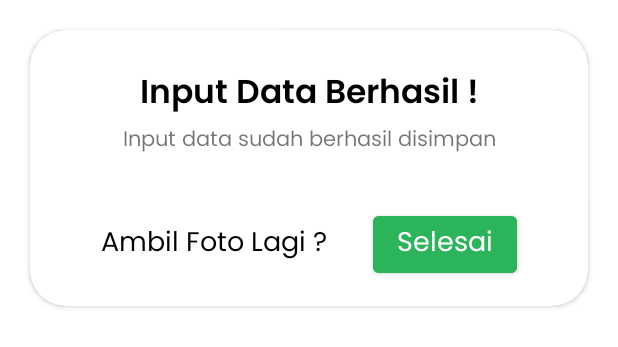
After one commit to Rifqips/GeoforestMaps, an Android app: the layout dialog_confirm_save_data.xml on its own in the app's theme, with its tools: preview values and no code run, on a phone screen of 412 x 824 dp. The commit adds this screen. Shown: the top 347 px of the screen. Run offline under Robolectric (Android 15) with nearby library versions, the phone set to English and light mode, and no system bars.

Commit message:
refactor
slicing and set code for check data fragment

```diff
--- a/app/build.gradle.kts
+++ b/app/build.gradle.kts
@@ -90,4 +90,7 @@ dependencies {
 
     // otp toast
     implementation("io.github.muddz:styleabletoast:2.4.0")
+
+    // coil
+    implementation("io.coil-kt:coil:2.4.0")
 }
--- /dev/null
+++ b/app/src/main/res/layout/dialog_confirm_save_data.xml
@@ -0,0 +1,75 @@
+<?xml version="1.0" encoding="utf-8"?>
+<androidx.cardview.widget.CardView xmlns:android="http://schemas.android.com/apk/res/android"
+    xmlns:app="http://schemas.android.com/apk/res-auto"
+    android:layout_width="match_parent"
+    android:layout_height="wrap_content"
+    android:layout_margin="20dp"
+    android:orientation="vertical"
+    app:cardCornerRadius="24dp">
+
+    <androidx.constraintlayout.widget.ConstraintLayout
+        android:layout_width="match_parent"
+        android:layout_height="wrap_content">
+
+        <TextView
+            android:id="@+id/dialog_title"
+            android:layout_width="wrap_content"
+            android:layout_height="wrap_content"
+            android:layout_gravity="center"
+            android:layout_marginTop="24dp"
+            android:fontFamily="@font/poppins_semibold"
+            android:text="Input Data Berhasil !"
+            android:textColor="@color/black"
+            android:textSize="22sp"
+            app:layout_constraintEnd_toEndOf="parent"
+            app:layout_constraintStart_toStartOf="parent"
+            app:layout_constraintTop_toTopOf="parent" />
+
+        <TextView
+            android:id="@+id/tv_dialog_desc"
+            android:layout_width="match_parent"
+            android:layout_height="wrap_content"
+            android:layout_marginHorizontal="20dp"
+            android:fontFamily="@font/poppins"
+            android:gravity="center"
+            android:text="Input data sudah berhasil disimpan"
+            android:textSize="14sp"
+            app:layout_constraintEnd_toEndOf="parent"
+            app:layout_constraintStart_toStartOf="parent"
+            app:layout_constraintTop_toBottomOf="@id/dialog_title" />
+
+        <TextView
+            android:id="@+id/tv_take_picture_again"
+            android:layout_width="wrap_content"
+            android:layout_height="wrap_content"
+            android:text="Ambil Foto Lagi ?"
+            android:textColor="@color/black"
+            android:fontFamily="@font/poppins"
+            android:textSize="18sp"
+            app:layout_constraintTop_toBottomOf="@id/tv_dialog_desc"
+            app:layout_constraintStart_toStartOf="parent"
+            android:layout_marginStart="16dp"
+            app:layout_constraintBottom_toBottomOf="parent"
+            app:layout_constraintEnd_toStartOf="@id/btn_finish"
+            android:layout_marginTop="32dp"
+            android:layout_marginBottom="16dp"/>
+
+        <Button
+            android:id="@+id/btn_finish"
+            android:layout_width="wrap_content"
+            android:layout_height="wrap_content"
+            android:text="Selesai"
+            style="@style/Base.Theme.GeoforestMaps.Button"
+            android:fontFamily="@font/poppins"
+            android:textSize="18sp"
+            app:layout_constraintTop_toBottomOf="@id/tv_dialog_desc"
+            app:layout_constraintEnd_toEndOf="parent"
+            android:layout_marginEnd="16dp"
+            app:layout_constraintStart_toEndOf="@id/tv_take_picture_again"
+            app:layout_constraintBottom_toBottomOf="parent"
+            android:layout_marginTop="32dp"
+            android:layout_marginBottom="16dp"/>
+
+    </androidx.constraintlayout.widget.ConstraintLayout>
+
+</androidx.cardview.widget.CardView>
--- a/app/src/main/res/layout/fragment_account.xml
+++ b/app/src/main/res/layout/fragment_account.xml
@@ -35,7 +35,7 @@
         android:layout_width="wrap_content"
         android:layout_height="wrap_content"
         android:layout_marginTop="16dp"
-        android:text="Asep Sudrajat"
+        android:text="Username"
         app:layout_constraintTop_toBottomOf="@id/iv_account"
         app:layout_constraintStart_toStartOf="parent"
         app:layout_constraintEnd_toEndOf="parent"
@@ -47,7 +47,7 @@
         android:id="@+id/tv_email_account"
         android:layout_width="wrap_content"
         android:layout_height="wrap_content"
-        android:text="asep.drajat@gmail.com"
+        android:text="User Email"
         android:fontFamily="@font/poppins_medium"
         android:textColor="@color/black"
         app:layout_constraintTop_toBottomOf="@id/tv_name_account"
--- a/app/src/main/res/layout/fragment_dashboard.xml
+++ b/app/src/main/res/layout/fragment_dashboard.xml
@@ -25,7 +25,6 @@
         android:layout_height="wrap_content"
         android:layout_marginTop="0dp"
         android:fontFamily="@font/poppins_medium"
-        android:text="Halo, Asep Sudrajat"
         android:textColor="@color/black"
         android:layout_marginStart="16dp"
         android:textSize="16sp"
--- a/app/src/main/res/values/strings.xml
+++ b/app/src/main/res/values/strings.xml
@@ -17,6 +17,7 @@
     <string name="text_no_internet_connection">Oops! Tidak ada internet</string>
     <string name="text_successfully_logout">Logout berhasil!</string>
     <string name="text_failed_to_logout">Logout gagal!</string>
+    <string name="string_gagal_login">Gagal Login</string>
 
     <string-array name="plant_types">
         <item>Pilih</item>
--- a/core/src/main/java/id/application/core/data/datasource/ApplicationDataSource.kt
+++ b/core/src/main/java/id/application/core/data/datasource/ApplicationDataSource.kt
@@ -3,12 +3,14 @@ package id.application.core.data.datasource
 import id.application.core.data.network.model.login.RequestLoginItem
 import id.application.core.data.network.model.login.ResponseLoginItem
 import id.application.core.data.network.model.logout.ResponseLogoutItem
+import id.application.core.data.network.model.profile.ResponseProfileItem
 import id.application.core.data.network.service.ApplicationService
 import retrofit2.Response
 
 interface ApplicationDataSource {
     suspend fun userLogin(userLoginRequest: RequestLoginItem): ResponseLoginItem
     suspend fun userLogout(): Response<ResponseLogoutItem>
+    suspend fun userProfile(): ResponseProfileItem
 }
 
 class ApplicationDataSourceImpl(private val service: ApplicationService) : ApplicationDataSource{
@@ -20,4 +22,8 @@ class ApplicationDataSourceImpl(private val service: ApplicationService) : Appli
         return service.userLogout()
     }
 
+    override suspend fun userProfile(): ResponseProfileItem {
+        return service.userProfile()
+    }
+
 }
```
Also changed, not shown: app/src/main/java/id/application/geoforestmaps/presentation/feature/account/AccountFragment.kt (+18 -4 lines), app/src/main/java/id/application/geoforestmaps/presentation/feature/camera/CameraFragment.kt (+14 -4 lines), app/src/main/java/id/application/geoforestmaps/presentation/feature/checkdata/CheckDataFragment.kt (added, +85 -0 lines), app/src/main/java/id/application/geoforestmaps/presentation/feature/dashboard/DashboardFragment.kt (+18 -15 lines), app/src/main/java/id/application/geoforestmaps/presentation/feature/login/LoginFragment.kt (+36 -30 lines), app/src/main/java/id/application/geoforestmaps/presentation/feature/splash/SplashFragment.kt (+15 -4 lines), app/src/main/java/id/application/geoforestmaps/presentation/viewmodel/VmApplication.kt (+16 -9 lines), app/src/main/res/layout/fragment_check_data.xml (added, +105 -0 lines), app/src/main/res/navigation/nav_application.xml (+18 -0 lines), core/src/main/java/id/application/core/data/network/model/profile/ResponseProfileItem.kt (+6 -1 lines), core/src/main/java/id/application/core/domain/model/profile/UserProfileResponse.kt (added, +11 -0 lines), core/src/main/java/id/application/core/domain/repository/ApplicationRepository.kt (+11 -0 lines).
